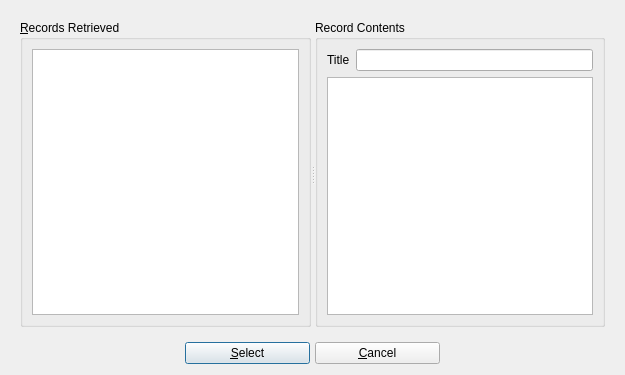
textbrowser/biblioteq, file UI/biblioteq_sruResults.ui: the form before one commit.
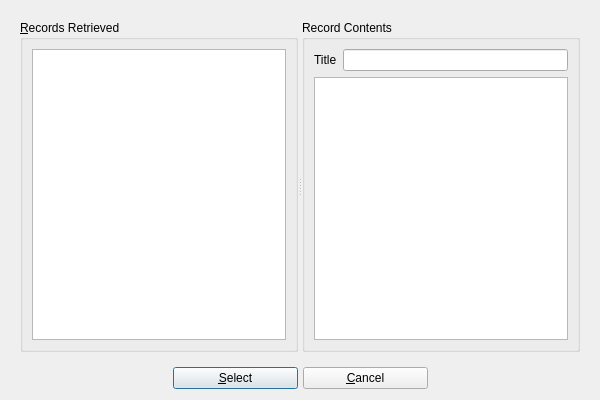
The form after the commit. Icons and pictures are not drawn.

```diff
--- a/UI/biblioteq_sruResults.ui
+++ b/UI/biblioteq_sruResults.ui
@@ -6,8 +6,8 @@
    <rect>
     <x>0</x>
     <y>0</y>
-    <width>625</width>
-    <height>375</height>
+    <width>600</width>
+    <height>400</height>
    </rect>
   </property>
   <property name="windowTitle">
```
